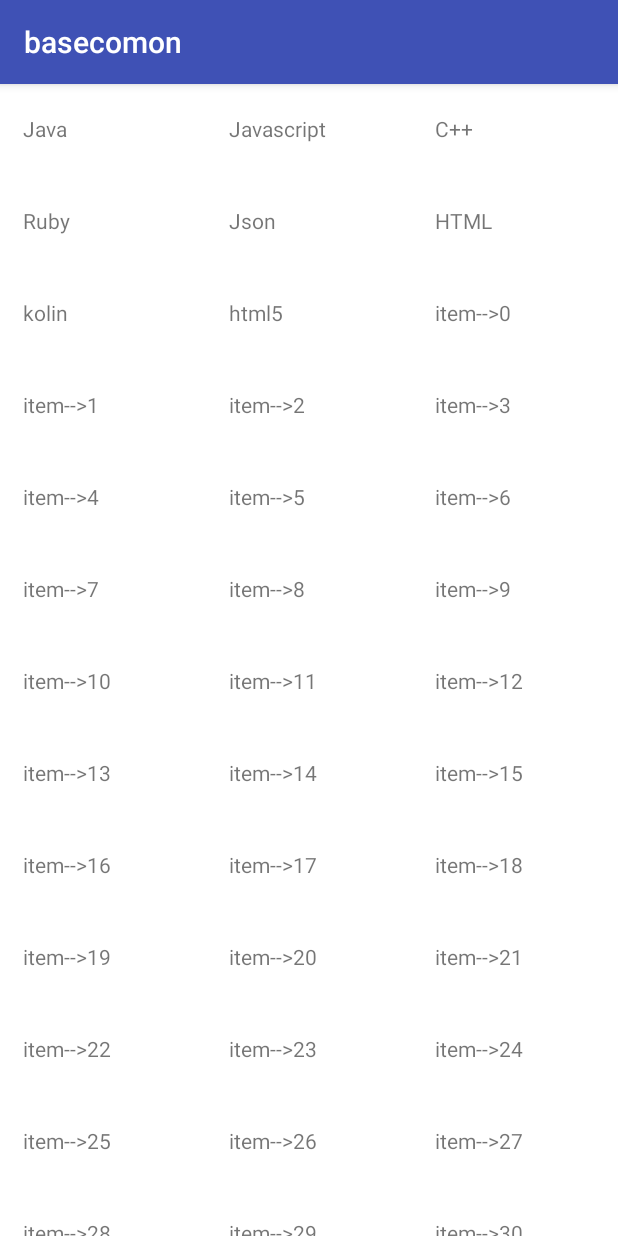
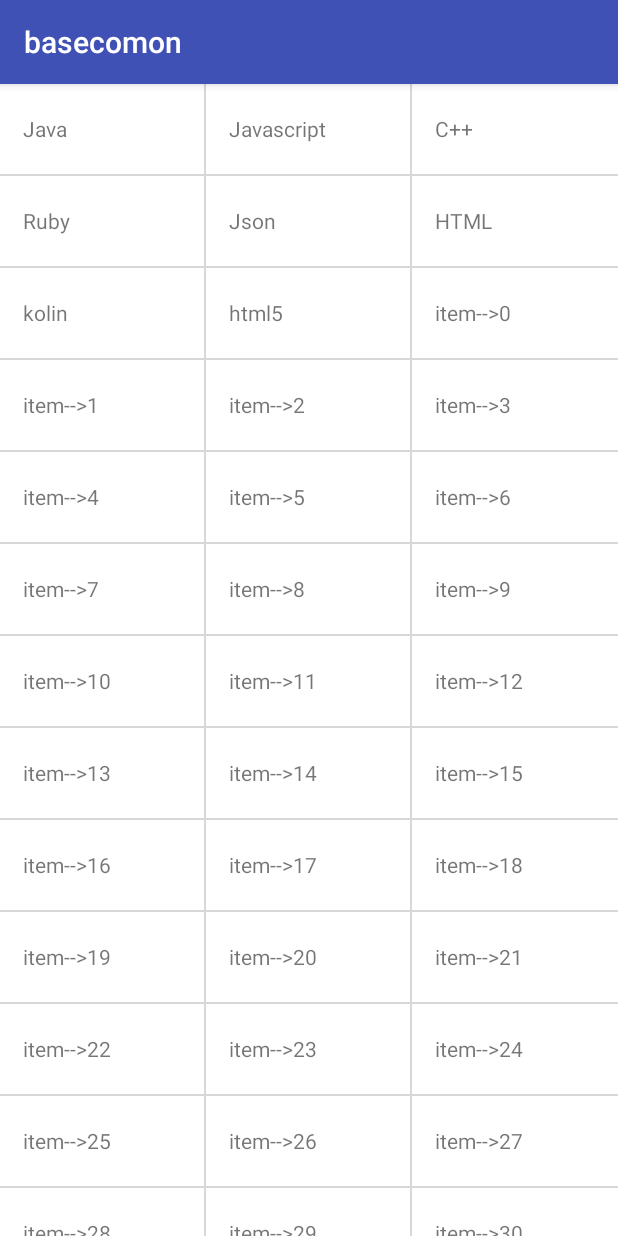
Before and after one commit to c2016bb/basecomon, an Android app: the screen it shows after launch (MainActivity), on a phone screen of 412 x 824 dp. Run offline under Robolectric (Android 15) with nearby library versions, the phone set to English and light mode, and no system bars.

Commit message:
xcvxvv cxcdvxv

```diff
--- a/basecommon/src/main/res/values/colors.xml
+++ b/basecommon/src/main/res/values/colors.xml
@@ -3,6 +3,7 @@
     <color name="white">#ffffff</color>
     <color name="colorPrimary_light_trsp" >#7b393a3f</color>
     <color name="fa">#FFFFFF</color>
-    <!--<color name="d7">#D7D7D7</color>-->
-    <color name="d7">#FFFFFF</color>
+    <!--<color name="fa">#FAFAFA</color>-->
+    <color name="d7">#D7D7D7</color>
+    <!--<color name="d7">#FFFFFF</color>-->
 </resources>
```
